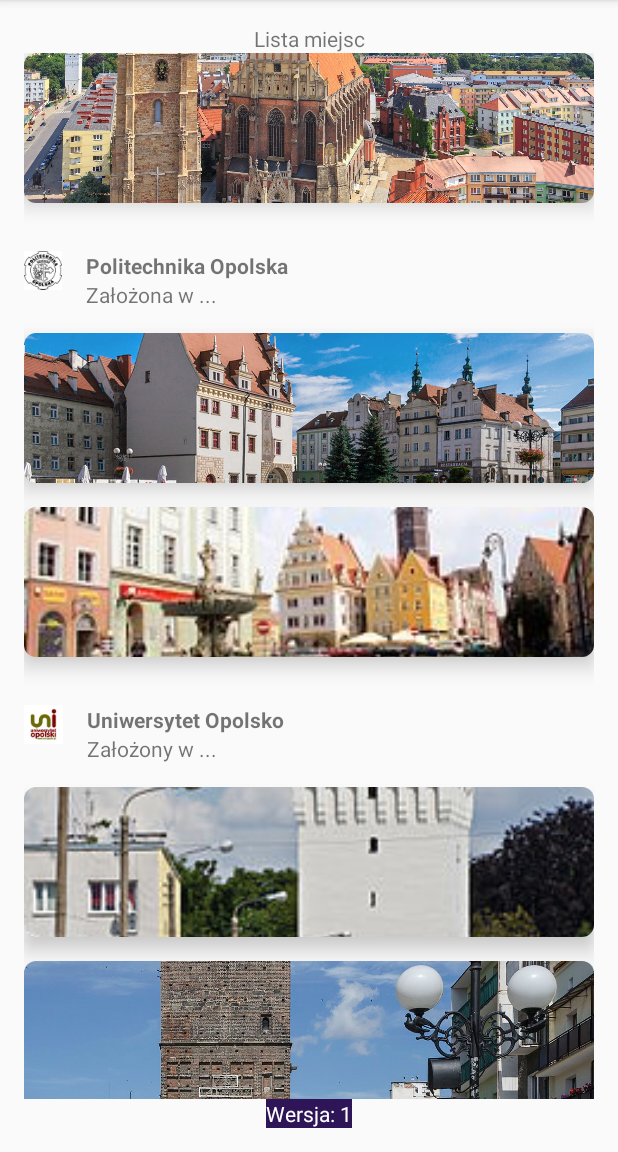
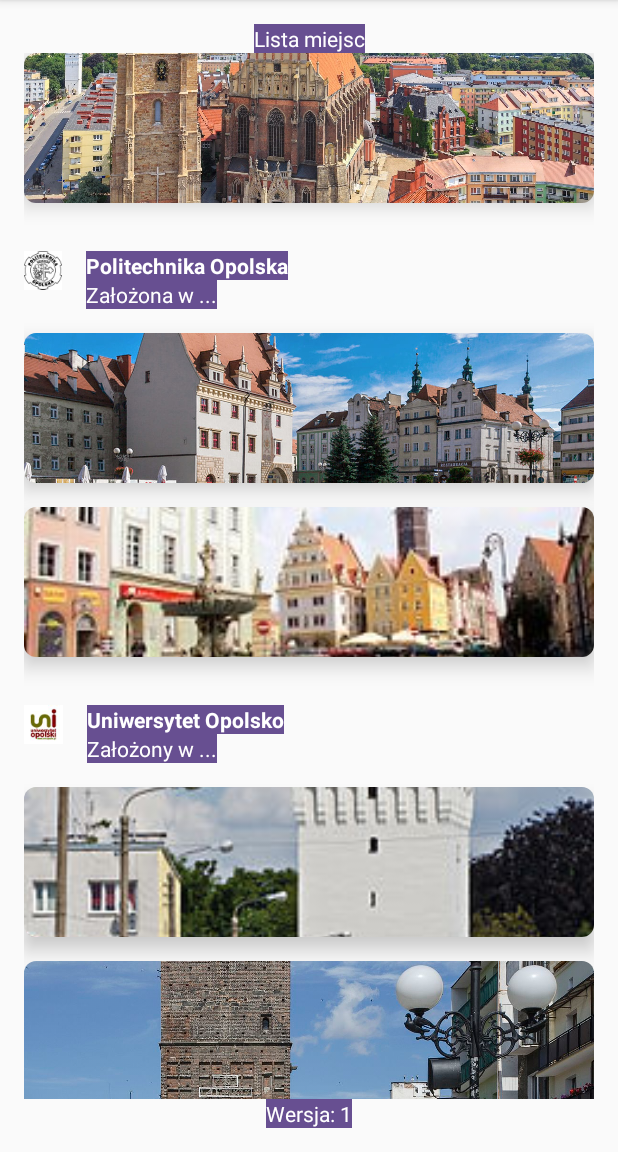
Before and after one commit to kgluszczyk/Destinations, an Android app: the screen it shows after launch (MainActivity), after a tap on "Lista miejsc", on a phone screen of 412 x 824 dp, the part 84-1236 px from its top. Run offline under Robolectric (Android 15) with nearby library versions, the light colour scheme and no system bars.

Commit message:
Add global style for text view

```diff
--- a/app/src/main/AndroidManifest.xml
+++ b/app/src/main/AndroidManifest.xml
@@ -8,7 +8,7 @@
         android:label="@string/app_name"
         android:roundIcon="@mipmap/ic_launcher_round"
         android:supportsRtl="true"
-        android:theme="@style/AppTheme">
+        android:theme="@style/AppThemeInfo">
         <activity
             android:name=".WersjaActivity"
             android:screenOrientation="portrait"
--- a/app/src/main/res/values/styles.xml
+++ b/app/src/main/res/values/styles.xml
@@ -6,12 +6,14 @@
         <item name="colorPrimary">@color/colorPrimary</item>
         <item name="colorPrimaryDark">@color/colorPrimaryDark</item>
         <item name="colorAccent">@color/colorAccent</item>
+        <item name="android:textViewStyle">@style/MyTextViewStyle</item>
     </style>
 
-    <style name="AppThemeInfo" parent="AppTheme">
-        <!-- Customize your theme here. -->
-        <item name="android:background">@color/colorPrimaryDark</item>
+    <style name="AppThemeInfo" parent="AppTheme"></style>
+
+    <style name="MyTextViewStyle" parent="android:Widget.TextView">
         <item name="android:textColor">@android:color/white</item>
+        <item name="android:background">@color/colorPrimary</item>
     </style>
 
 </resources>
```
